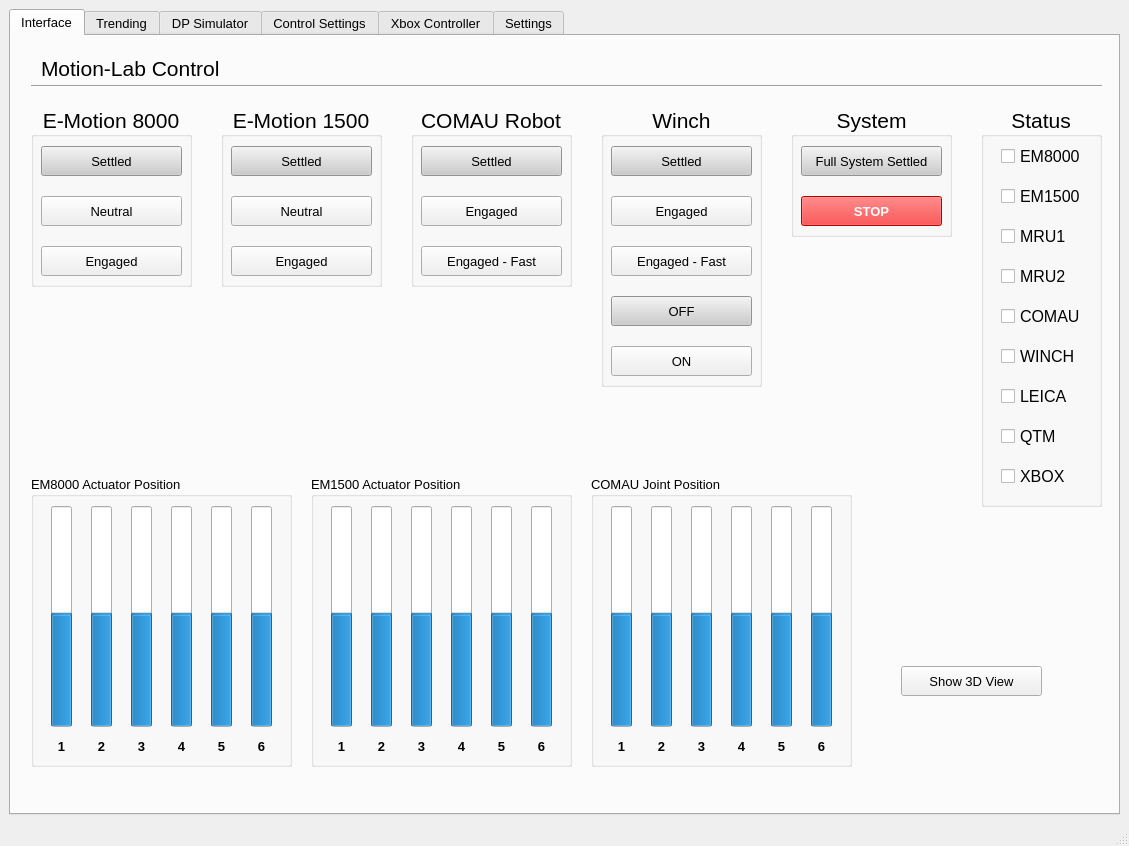
This is hmi/src/gui.ui in sondretordal/motion-lab as Qt 5 draws it before an edit. The edited form follows.
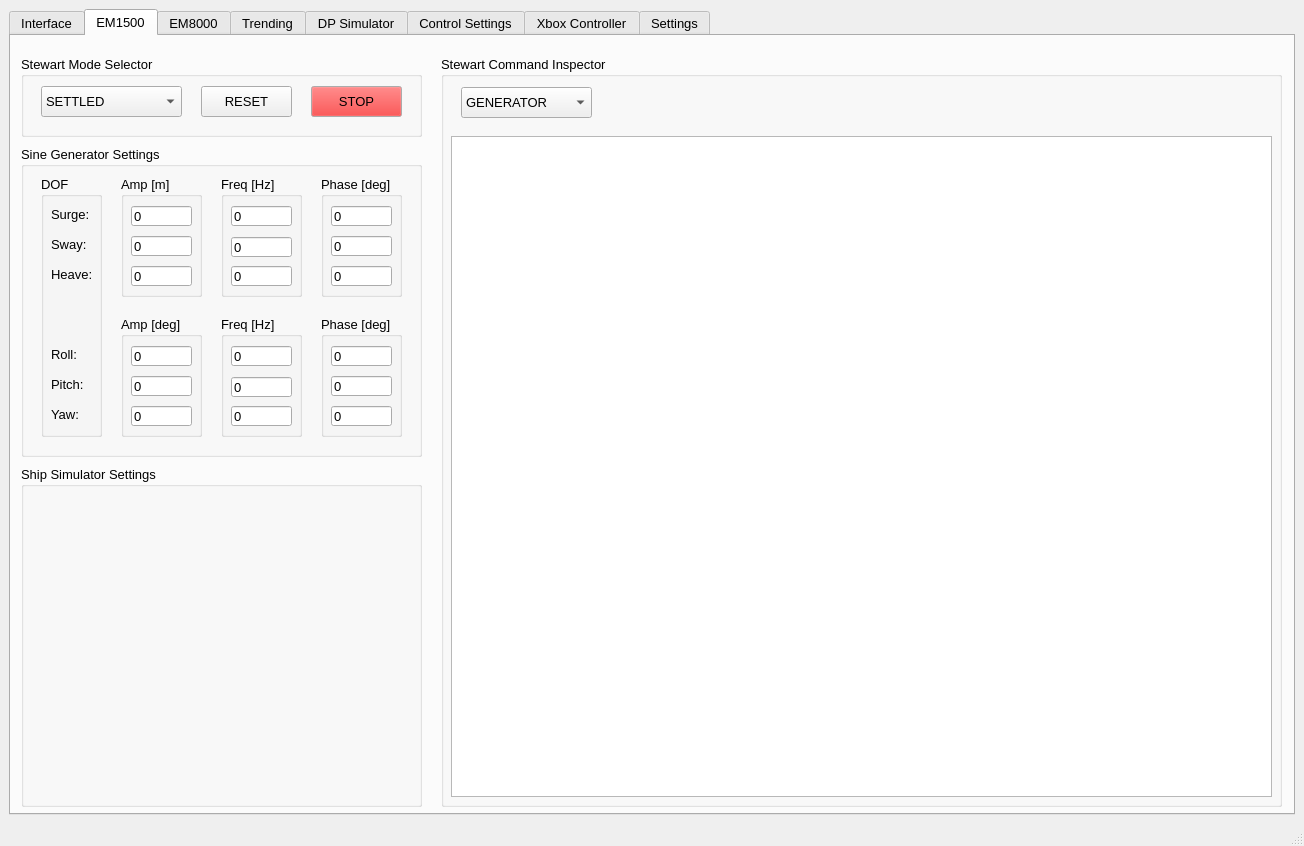
This is the edited form. The open tabs and pages were chosen to show the change. Custom widgets are drawn as their Qt base class.

Commit message: Started to make sine generator in HMI

```diff
--- a/hmi/src/gui.ui
+++ b/hmi/src/gui.ui
@@ -6,7 +6,7 @@
    <rect>
     <x>0</x>
     <y>0</y>
-    <width>1129</width>
+    <width>1304</width>
     <height>846</height>
    </rect>
   </property>
@@ -15,8 +15,8 @@
   </property>
   <widget class="QWidget" name="centralwidget">
    <layout class="QGridLayout" name="gridLayout">
-    <item row="0" column="0">
-     <widget class="QTabWidget" name="tabWidget">
+    <item row="0" column="1">
+     <widget class="QTabWidget" name="tabSelector">
       <property name="sizePolicy">
        <sizepolicy hsizetype="Expanding" vsizetype="Expanding">
         <horstretch>0</horstretch>
@@ -38,7 +38,7 @@
        <enum>QTabWidget::Rounded</enum>
       </property>
       <property name="currentIndex">
-       <number>0</number>
+       <number>1</number>
       </property>
       <widget class="QWidget" name="tab_interface">
        <attribute name="title">
@@ -1853,6 +1853,611 @@
        <zorder>show3dView</zorder>
        <zorder>groupBox_EM1500_4</zorder>
       </widget>
+      <widget class="QWidget" name="tab_8">
+       <attribute name="title">
+        <string>EM1500</string>
+       </attribute>
+       <widget class="QGroupBox" name="groupBox_2">
+        <property name="geometry">
+         <rect>
+          <x>10</x>
+          <y>20</y>
+          <width>401</width>
+          <height>81</height>
+         </rect>
+        </property>
+        <property name="title">
+         <string>Stewart Mode Selector</string>
+        </property>
+        <widget class="QPushButton" name="_bStopEM1500">
+         <property name="geometry">
+          <rect>
+           <x>290</x>
+           <y>30</y>
+           <width>91</width>
+           <height>31</height>
+          </rect>
+         </property>
+         <property name="palette">
+          <palette>
+           <active>
+            <colorrole role="Button">
+             <brush brushstyle="SolidPattern">
+              <color alpha="255">
+               <red>255</red>
+               <green>0</green>
+               <blue>0</blue>
+              </color>
+             </brush>
+            </colorrole>
+           </active>
+           <inactive>
+            <colorrole role="Button">
+             <brush brushstyle="SolidPattern">
+              <color alpha="255">
+               <red>255</red>
+               <green>0</green>
+               <blue>0</blue>
+              </color>
+             </brush>
+            </colorrole>
+           </inactive>
+           <disabled>
+            <colorrole role="Button">
+             <brush brushstyle="SolidPattern">
+              <color alpha="255">
+               <red>255</red>
+               <green>0</green>
+               <blue>0</blue>
+              </color>
+             </brush>
+            </colorrole>
+           </disabled>
+          </palette>
+         </property>
+         <property name="text">
+          <string>STOP</string>
+         </property>
+        </widget>
+        <widget class="QPushButton" name="_bResetEM1500">
+         <property name="geometry">
+          <rect>
+           <x>180</x>
+           <y>30</y>
+           <width>91</width>
+           <height>31</height>
+          </rect>
+         </property>
+         <property name="text">
+          <string>RESET</string>
+         </property>
+        </widget>
+        <widget class="QComboBox" name="_eModeEM1500">
+         <property name="geometry">
+          <rect>
+           <x>20</x>
+           <y>30</y>
+           <width>141</width>
+           <height>31</height>
+          </rect>
+         </property>
+         <item>
+          <property name="text">
+           <string>SETTLED</string>
+          </property>
+         </item>
+         <item>
+          <property name="text">
+           <string>NEUTRAL</string>
+          </property>
+         </item>
+         <item>
+          <property name="text">
+           <string>SIMULATION</string>
+          </property>
+         </item>
+         <item>
+          <property name="text">
+           <string>GENERATOR</string>
+          </property>
+         </item>
+         <item>
+          <property name="text">
+           <string>FILE</string>
+          </property>
+         </item>
+        </widget>
+       </widget>
+       <widget class="QGroupBox" name="groupBox_3">
+        <property name="geometry">
+         <rect>
+          <x>10</x>
+          <y>110</y>
+          <width>401</width>
+          <height>311</height>
+         </rect>
+        </property>
+        <property name="title">
+         <string>Sine Generator Settings</string>
+        </property>
+        <widget class="QGroupBox" name="groupBox_5">
+         <property name="geometry">
+          <rect>
+           <x>100</x>
+           <y>30</y>
+           <width>81</width>
+           <height>121</height>
+          </rect>
+         </property>
+         <property name="title">
+          <string>Amp [m]</string>
+         </property>
+         <widget class="QLineEdit" name="_ampEM1500_0">
+          <property name="geometry">
+           <rect>
+            <x>10</x>
+            <y>30</y>
+            <width>61</width>
+            <height>20</height>
+           </rect>
+          </property>
+          <property name="text">
+           <string>0</string>
+          </property>
+         </widget>
+         <widget class="QLineEdit" name="_ampEM1500_1">
+          <property name="geometry">
+           <rect>
+            <x>10</x>
+            <y>60</y>
+            <width>61</width>
+            <height>20</height>
+           </rect>
+          </property>
+          <property name="text">
+           <string>0</string>
+          </property>
+         </widget>
+         <widget class="QLineEdit" name="_ampEM1500_2">
+          <property name="geometry">
+           <rect>
+            <x>10</x>
+            <y>90</y>
+            <width>61</width>
+            <height>20</height>
+           </rect>
+          </property>
+          <property name="text">
+           <string>0</string>
+          </property>
+         </widget>
+        </widget>
+        <widget class="QGroupBox" name="groupBox_9">
+         <property name="geometry">
+          <rect>
+           <x>200</x>
+           <y>30</y>
+           <width>81</width>
+           <height>121</height>
+          </rect>
+         </property>
+         <property name="title">
+          <string>Freq [Hz]</string>
+         </property>
+         <widget class="QLineEdit" name="_freqEM1500_0">
+          <property name="geometry">
+           <rect>
+            <x>10</x>
+            <y>30</y>
+            <width>61</width>
+            <height>20</height>
+           </rect>
+          </property>
+          <property name="text">
+           <string>0</string>
+          </property>
+         </widget>
+         <widget class="QLineEdit" name="_freqEM1500_1">
+          <property name="geometry">
+           <rect>
+            <x>10</x>
+            <y>61</y>
+            <width>61</width>
+            <height>20</height>
+           </rect>
+          </property>
+          <property name="text">
+           <string>0</string>
+          </property>
+         </widget>
+         <widget class="QLineEdit" name="_freqEM1500_2">
+          <property name="geometry">
+           <rect>
+            <x>10</x>
+            <y>90</y>
+            <width>61</width>
+            <height>20</height>
+           </rect>
+          </property>
+          <property name="text">
+           <string>0</string>
+          </property>
+         </widget>
+        </widget>
+        <widget class="QGroupBox" name="groupBox_26">
+         <property name="geometry">
+          <rect>
+           <x>300</x>
+           <y>30</y>
+           <width>81</width>
+           <height>121</height>
+          </rect>
+         </property>
+         <property name="title">
+          <string>Phase [deg]</string>
+         </property>
+         <widget class="QLineEdit" name="_phaseEM1500_0">
+          <property name="geometry">
+           <rect>
+            <x>10</x>
+            <y>30</y>
+            <width>61</width>
+            <height>20</height>
+           </rect>
+          </property>
+          <property name="text">
+           <string>0</string>
+          </property>
+         </widget>
+         <widget class="QLineEdit" name="_phaseEM1500_1">
+          <property name="geometry">
+           <rect>
+            <x>10</x>
+            <y>60</y>
+            <width>61</width>
+            <height>20</height>
+           </rect>
+          </property>
+          <property name="text">
+           <string>0</string>
+          </property>
+         </widget>
+         <widget class="QLineEdit" name="_phaseEM1500_2">
+          <property name="geometry">
+           <rect>
+            <x>10</x>
+            <y>90</y>
+            <width>61</width>
+            <height>20</height>
+           </rect>
+          </property>
+          <property name="text">
+           <string>0</string>
+          </property>
+         </widget>
+        </widget>
+        <widget class="QGroupBox" name="groupBox_27">
+         <property name="geometry">
+          <rect>
+           <x>100</x>
+           <y>170</y>
+           <width>81</width>
+           <height>121</height>
+          </rect>
+         </property>
+         <property name="title">
+          <string>Amp [deg]</string>
+         </property>
+         <widget class="QLineEdit" name="_ampEM1500_3">
+          <property name="geometry">
+           <rect>
+            <x>10</x>
+            <y>30</y>
+            <width>61</width>
+            <height>20</height>
+           </rect>
+          </property>
+          <property name="text">
+           <string>0</string>
+          </property>
+         </widget>
+         <widget class="QLineEdit" name="_ampEM1500_4">
+          <property name="geometry">
+           <rect>
+            <x>10</x>
+            <y>60</y>
+            <width>61</width>
+            <height>20</height>
+           </rect>
+          </property>
+          <property name="text">
+           <string>0</string>
+          </property>
+         </widget>
+         <widget class="QLineEdit" name="_ampEM1500_5">
+          <property name="geometry">
+           <rect>
+            <x>10</x>
+            <y>90</y>
+            <width>61</width>
+            <height>20</height>
+           </rect>
+          </property>
+          <property name="text">
+           <string>0</string>
+          </property>
+         </widget>
+        </widget>
+        <widget class="QGroupBox" name="groupBox_28">
+         <property name="geometry">
+          <rect>
+           <x>200</x>
+           <y>170</y>
+           <width>81</width>
+           <height>121</height>
+          </rect>
+         </property>
+         <property name="title">
+          <string>Freq [Hz]</string>
+         </property>
+         <widget class="QLineEdit" name="_freqEM1500_3">
+          <property name="geometry">
+           <rect>
+            <x>10</x>
+            <y>30</y>
+            <width>61</width>
+            <height>20</height>
+           </rect>
+          </property>
+          <property name="text">
+           <string>0</string>
+          </property>
+         </widget>
+         <widget class="QLineEdit" name="_freqEM1500_4">
+          <property name="geometry">
+           <rect>
+            <x>10</x>
+            <y>61</y>
+            <width>61</width>
+            <height>20</height>
+           </rect>
+          </property>
+          <property name="text">
+           <string>0</string>
+          </property>
+         </widget>
+         <widget class="QLineEdit" name="_freqEM1500_5">
+          <property name="geometry">
+           <rect>
+            <x>10</x>
+            <y>90</y>
+            <width>61</width>
+            <height>20</height>
+           </rect>
+          </property>
+          <property name="text">
+           <string>0</string>
+          </property>
+         </widget>
+        </widget>
+        <widget class="QGroupBox" name="groupBox_29">
+         <property name="geometry">
+          <rect>
+           <x>300</x>
+           <y>170</y>
+           <width>81</width>
+           <height>121</height>
+          </rect>
+         </property>
+         <property name="title">
+          <string>Phase [deg]</string>
+         </property>
+         <widget class="QLineEdit" name="_phaseEM1500_3">
+          <property name="geometry">
+           <rect>
+            <x>10</x>
+            <y>30</y>
+            <width>61</width>
+            <height>20</height>
+           </rect>
+          </property>
+          <property name="text">
+           <string>0</string>
+          </property>
+         </widget>
+         <widget class="QLineEdit" name="_phaseEM1500_4">
+          <property name="geometry">
+           <rect>
+            <x>10</x>
+            <y>60</y>
+            <width>61</width>
+            <height>20</height>
+           </rect>
+          </property>
+          <property name="text">
+           <string>0</string>
+          </property>
+         </widget>
+         <widget class="QLineEdit" name="_phaseEM1500_5">
+          <property name="geometry">
+           <rect>
+            <x>10</x>
+            <y>90</y>
+            <width>61</width>
+            <height>20</height>
+           </rect>
+          </property>
+          <property name="text">
+           <string>0</string>
+          </property>
+         </widget>
+        </widget>
+        <widget class="QGroupBox" name="groupBox_31">
+         <property name="geometry">
+          <rect>
+           <x>20</x>
+           <y>30</y>
+           <width>61</width>
+           <height>261</height>
+          </rect>
+         </property>
+         <property name="title">
+          <string>DOF</string>
+         </property>
+         <widget class="QLabel" name="label_5">
+          <property name="geometry">
+           <rect>
+            <x>10</x>
+            <y>170</y>
+            <width>51</width>
+            <height>16</height>
+           </rect>
+          </property>
+          <property name="text">
+           <string>Roll:</string>
+          </property>
+         </widget>
+         <widget class="QLabel" name="label_3">
+          <property name="geometry">
+           <rect>
+            <x>10</x>
+            <y>90</y>
+            <width>51</width>
+            <height>16</height>
+           </rect>
+          </property>
+          <property name="text">
+           <string>Heave:</string>
+          </property>
+         </widget>
+         <widget class="QLabel" name="label">
+          <property name="geometry">
+           <rect>
+            <x>10</x>
+            <y>30</y>
+            <width>51</width>
+            <height>16</height>
+           </rect>
+          </property>
+          <property name="text">
+           <string>Surge:</string>
+          </property>
+         </widget>
+         <widget class="QLabel" name="label_6">
+          <property name="geometry">
+           <rect>
+            <x>10</x>
+            <y>200</y>
+            <width>51</width>
+            <height>16</height>
+           </rect>
+          </property>
+          <property name="text">
+           <string>Pitch:</string>
+          </property>
+         </widget>
+         <widget class="QLabel" name="label_2">
+          <property name="geometry">
+           <rect>
+            <x>10</x>
+            <y>60</y>
+            <width>51</width>
+            <height>16</height>
+           </rect>
+          </property>
+          <property name="text">
+           <string>Sway:</string>
+          </property>
+         </widget>
+         <widget class="QLabel" name="label_4">
+          <property name="geometry">
+           <rect>
+            <x>10</x>
+            <y>230</y>
+            <width>51</width>
+            <height>16</height>
+           </rect>
+          </property>
+          <property name="text">
+           <string>Yaw:</string>
+          </property>
+         </widget>
+        </widget>
+       </widget>
+       <widget class="QGroupBox" name="groupBox_30">
+        <property name="geometry">
+         <rect>
+          <x>10</x>
+          <y>430</y>
+          <width>401</width>
+          <height>341</height>
+         </rect>
+        </property>
+        <property name="title">
+         <string>Ship Simulator Settings</string>
+        </property>
+       </widget>
+       <widget class="QGroupBox" name="groupBox_32">
+        <property name="geometry">
+         <rect>
+          <x>430</x>
+          <y>20</y>
+          <width>841</width>
+          <height>751</height>
+         </rect>
+        </property>
+        <property name="title">
+         <string>Stewart Command Inspector</string>
+        </property>
+        <widget class="QComboBox" name="_plotModeEM1500">
+         <property name="geometry">
+          <rect>
+           <x>20</x>
+           <y>31</y>
+           <width>131</width>
+           <height>31</height>
+          </rect>
+         </property>
+         <item>
+          <property name="text">
+           <string>GENERATOR</string>
+          </property>
+         </item>
+         <item>
+          <property name="text">
+           <string>SIMULATOR</string>
+          </property>
+         </item>
+         <item>
+          <property name="text">
+           <string>REMOTE</string>
+          </property>
+         </item>
+        </widget>
+       </widget>
+       <widget class="GraphicsLayoutWidget" name="_plotEM1500">
+        <property name="geometry">
+         <rect>
+          <x>440</x>
+          <y>100</y>
+          <width>821</width>
+          <height>661</height>
+         </rect>
+        </property>
+       </widget>
+       <zorder>groupBox_2</zorder>
+       <zorder>groupBox_3</zorder>
+       <zorder>_bStopEM1500</zorder>
+       <zorder>_bResetEM1500</zorder>
+       <zorder>groupBox_30</zorder>
+       <zorder>groupBox_32</zorder>
+       <zorder>_plotEM1500</zorder>
+      </widget>
+      <widget class="QWidget" name="tab_11">
+       <attribute name="title">
+        <string>EM8000</string>
+       </attribute>
+      </widget>
       <widget class="QWidget" name="tab_plot">
        <attribute name="title">
         <string>Trending</string>
```
Left out of the diff: 2 changed lines with no effect on the pictures. The commit also changes 14 other files.
